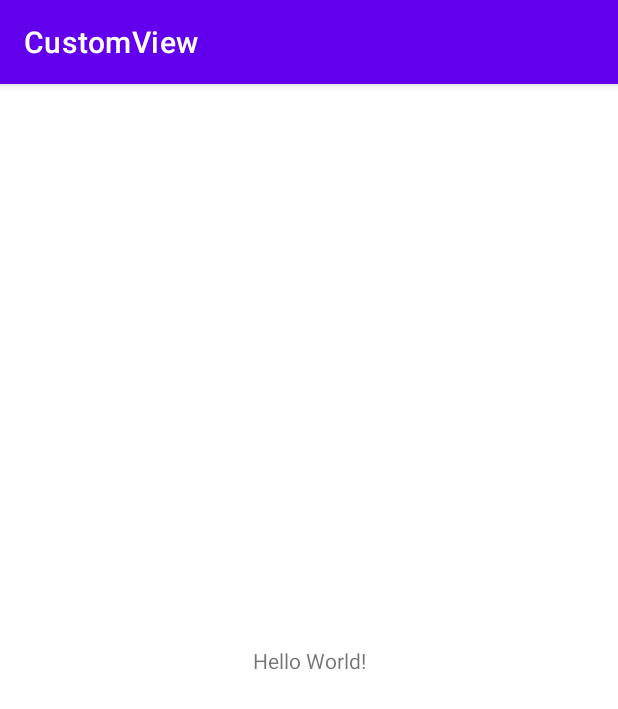
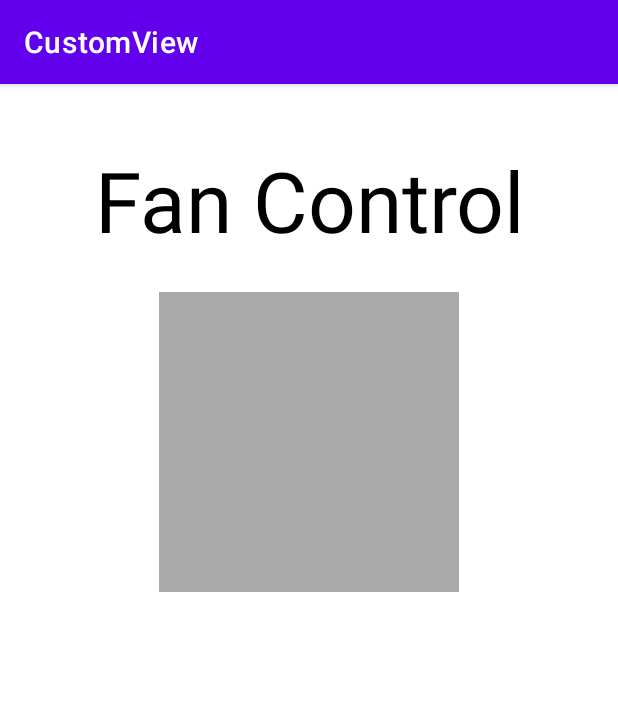
Before and after one commit to Manasask8127/CustomViews, an Android app: the screen it shows after launch (MainActivity), on a phone screen of 412 x 824 dp. Shown: the top 709 px of the screen. Run offline under Robolectric (Android 15) with nearby library versions, the phone set to English and light mode, and no system bars.

Commit message:
Create custom view

```diff
--- a/app/src/main/res/layout/activity_main.xml
+++ b/app/src/main/res/layout/activity_main.xml
@@ -7,12 +7,30 @@
     tools:context=".MainActivity">
 
     <TextView
+        android:id="@+id/customViewLabel"
+        android:textAppearance="@style/Base.TextAppearance.AppCompat.Display3"
         android:layout_width="wrap_content"
         android:layout_height="wrap_content"
-        android:text="Hello World!"
-        app:layout_constraintBottom_toBottomOf="parent"
+        android:padding="@dimen/text_view_padding"
+        android:textColor="@android:color/black"
+        android:layout_marginStart="@dimen/default_margin"
+        android:layout_marginEnd="@dimen/default_margin"
+        android:layout_marginTop="@dimen/margin_top"
+        android:text="@string/fan_control"
         app:layout_constraintLeft_toLeftOf="parent"
         app:layout_constraintRight_toRightOf="parent"
-        app:layout_constraintTop_toTopOf="parent" />
+        app:layout_constraintTop_toTopOf="parent"/>
+
+    <ImageView
+        android:id="@+id/dialView"
+        android:layout_width="200dp"
+        android:layout_height="200dp"
+        android:background="@android:color/darker_gray"
+        app:layout_constraintTop_toBottomOf="@+id/customViewLabel"
+        app:layout_constraintLeft_toLeftOf="parent"
+        app:layout_constraintRight_toRightOf="parent"
+        android:layout_marginLeft="@dimen/default_margin"
+        android:layout_marginRight="@dimen/default_margin"
+        android:layout_marginTop="@dimen/default_margin"/>
 
 </androidx.constraintlayout.widget.ConstraintLayout>
--- a/app/src/main/res/values/dimens.xml
+++ b/app/src/main/res/values/dimens.xml
@@ -1,4 +1,7 @@
 <?xml version="1.0" encoding="utf-8"?>
 <resources>
-
+    <dimen name="text_view_padding">16dp</dimen>
+    <dimen name="default_margin">8dp</dimen>
+    <dimen name="margin_top">24dp</dimen>
+    <dimen name="fan_dimen">250dp</dimen>
 </resources>
--- a/app/src/main/res/values/strings.xml
+++ b/app/src/main/res/values/strings.xml
@@ -1,3 +1,8 @@
 <resources>
     <string name="app_name">CustomView</string>
+    <string name="fan_control">Fan Control</string>
+    <string name="fan_off">off</string>
+    <string name="fan_low">1</string>
+    <string name="fan_medium">2</string>
+    <string name="fan_high">3</string>
 </resources>
```
Also changed, not shown: app/src/main/java/com/example/manasask/customview/DialView.kt (added, +38 -0 lines).
